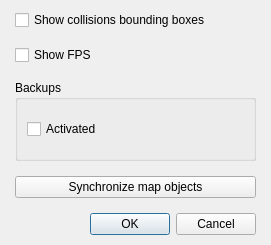
First picture: the form in Editor/Dialogs/dialogdebugoptions.ui, repository RPG-Paper-Maker/RPG-Paper-Maker, before the edit.
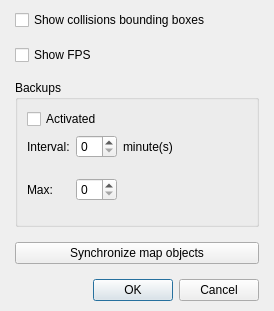
Second picture: the form after the edit.

Commit message: Backup option select time between each save and max number backups

What changed in the file:
```diff
--- a/Editor/Dialogs/dialogdebugoptions.ui
+++ b/Editor/Dialogs/dialogdebugoptions.ui
@@ -6,8 +6,8 @@
    <rect>
     <x>0</x>
     <y>0</y>
-    <width>271</width>
-    <height>245</height>
+    <width>274</width>
+    <height>311</height>
    </rect>
   </property>
   <property name="windowTitle">
@@ -50,13 +50,70 @@
        <property name="title">
         <string>Backups</string>
        </property>
-       <layout class="QGridLayout" name="gridLayout_2">
+       <layout class="QGridLayout" name="gridLayout_3">
         <item row="0" column="0">
-         <widget class="QCheckBox" name="checkBoxBackupsActivated">
-          <property name="text">
-           <string>Activated</string>
-          </property>
-         </widget>
+         <layout class="QGridLayout" name="gridLayout_2">
+          <item row="0" column="0" colspan="3">
+           <widget class="QCheckBox" name="checkBoxBackupsActivated">
+            <property name="text">
+             <string>Activated</string>
+            </property>
+           </widget>
+          </item>
+          <item row="1" column="0">
+           <widget class="QLabel" name="labelInterval">
+            <property name="text">
+             <string>Interval:</string>
+            </property>
+           </widget>
+          </item>
+          <item row="1" column="1">
+           <widget class="QSpinBox" name="spinBoxInterval"/>
+          </item>
+          <item row="1" column="2">
+           <widget class="QLabel" name="labelMinutes">
+            <property name="text">
+             <string>minute(s)</string>
+            </property>
+           </widget>
+          </item>
+          <item row="2" column="1" rowspan="2">
+           <widget class="QSpinBox" name="spinBoxMax"/>
+          </item>
+          <item row="2" column="2" rowspan="2">
+           <spacer name="horizontalSpacer">
+            <property name="orientation">
+             <enum>Qt::Horizontal</enum>
+            </property>
+            <property name="sizeHint" stdset="0">
+             <size>
+              <width>68</width>
+              <height>20</height>
+             </size>
+            </property>
+           </spacer>
+          </item>
+          <item row="2" column="0" rowspan="2">
+           <widget class="QLabel" name="labelMax">
+            <property name="text">
+             <string>Max:</string>
+            </property>
+           </widget>
+          </item>
+          <item row="0" column="3" rowspan="4">
+           <spacer name="horizontalSpacer_2">
+            <property name="orientation">
+             <enum>Qt::Horizontal</enum>
+            </property>
+            <property name="sizeHint" stdset="0">
+             <size>
+              <width>118</width>
+              <height>58</height>
+             </size>
+            </property>
+           </spacer>
+          </item>
+         </layout>
         </item>
        </layout>
       </widget>
```
The commit also changes 11 other files.
